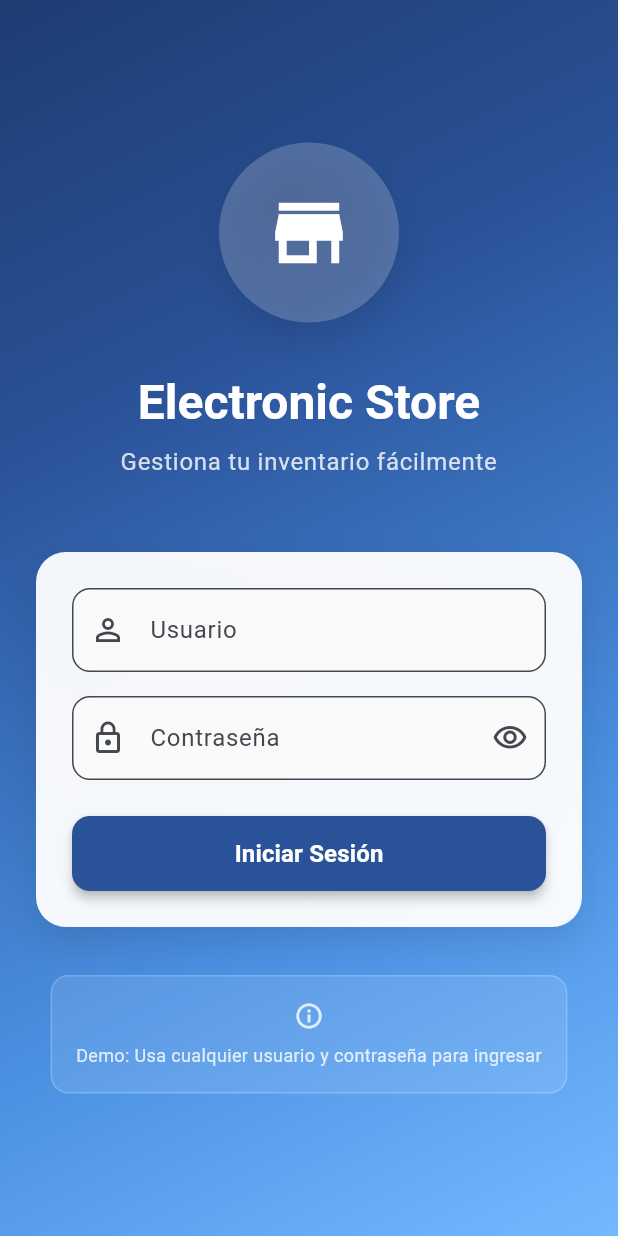
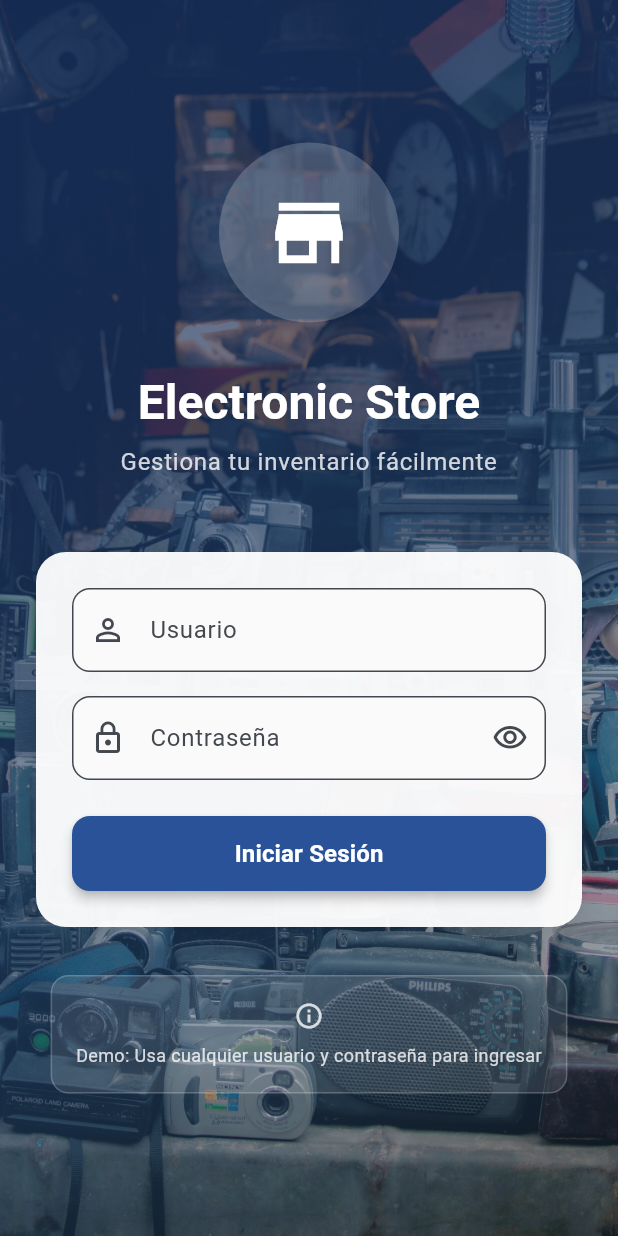
Before and after one commit to leloucho/productos_prueba, a Flutter app: the screen it shows after launch, on a phone screen of 412 x 824 dp. Run offline on Flutter 3.47's test engine with Material 3 defaults, Android fonts, the phone set to English and light mode, and no system bars; our stand-ins replace flutter_riverpod, freezed_annotation.

Commit message:
feat: Restaurar soporte de imagen de fondo en login
- Restaurado AppBackground widget con soporte completo para imágenes
- Actualizado LoginScreen para usar imagen de fondo personalizada
- Agregada imagen de fondo login_background.jpg en assets
- Configurado BoxFit.cover y overlay para mejor visualización
- Mantenida funcionalidad de gradiente como fallback

```diff
--- a/lib/screens/login_screen.dart
+++ b/lib/screens/login_screen.dart
@@ -96,6 +96,8 @@ class _LoginScreenState extends ConsumerState<LoginScreen>
   Widget build(BuildContext context) {
     return Scaffold(
       body: AppBackground(
+        backgroundImage: 'assets/images/login_background.jpg',
+        useGradientOverlay: true, // Mantiene un overlay suave para legibilidad del texto
         child: SafeArea(
           child: Center(
             child: SingleChildScrollView(
--- a/lib/widgets/app_background.dart
+++ b/lib/widgets/app_background.dart
@@ -2,17 +2,36 @@ import 'package:flutter/material.dart';
 
 class AppBackground extends StatelessWidget {
   final Widget child;
+  final String? backgroundImage;
+  final bool useGradientOverlay;
 
   const AppBackground({
     super.key,
     required this.child,
+    this.backgroundImage,
+    this.useGradientOverlay = true,
   });
 
   @override
   Widget build(BuildContext context) {
     return Container(
-      decoration: const BoxDecoration(
-        gradient: LinearGradient(
+      decoration: BoxDecoration(
+        // Si hay imagen de fondo, usarla
+        image: backgroundImage != null
+            ? DecorationImage(
+                image: AssetImage(backgroundImage!),
+                fit: BoxFit.cover,
+                colorFilter: useGradientOverlay
+                    ? ColorFilter.mode(
+                        Colors.black.withOpacity(0.3),
+                        BlendMode.darken,
+                      )
+                    : null,
+              )
+            : null,
+        // Si no hay imagen, usar gradiente
+        gradient: backgroundImage == null
+            ? const LinearGradient(
                 begin: Alignment.topLeft,
                 end: Alignment.bottomRight,
                 colors: [
@@ -22,9 +41,28 @@ class AppBackground extends StatelessWidget {
                   Color(0xFF74B9FF), // Azul cielo
                 ],
                 stops: [0.0, 0.3, 0.7, 1.0],
+              )
+            : null,
+      ),
+      // Si usamos imagen Y queremos overlay de gradiente
+      child: backgroundImage != null && useGradientOverlay
+          ? Container(
+              decoration: BoxDecoration(
+                gradient: LinearGradient(
+                  begin: Alignment.topLeft,
+                  end: Alignment.bottomRight,
+                  colors: [
+                    const Color(0xFF1E3C72).withOpacity(0.7),
+                    const Color(0xFF2A5298).withOpacity(0.5),
+                    const Color(0xFF4A90E2).withOpacity(0.3),
+                    const Color(0xFF74B9FF).withOpacity(0.1),
+                  ],
+                  stops: const [0.0, 0.3, 0.7, 1.0],
                 ),
               ),
               child: child,
+            )
+          : child,
     );
   }
 }
```
Also changed, not shown: assets/images/login_background.jpg (added). Lines whose indentation alone changed are shown as unchanged.
